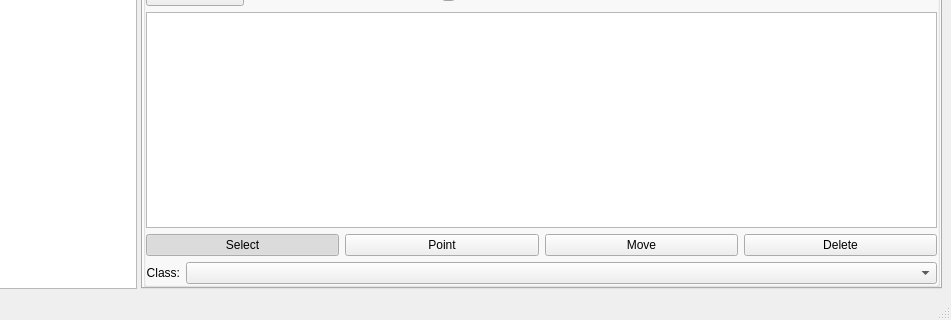
This is visionUI/mainwindow.ui in yquemener/OpenArmVision as Qt 5 draws it before an edit; both pictures show x 212 to 1163 and y 439 to 759 of the 1163 by 759 pixel window. The edited form follows.
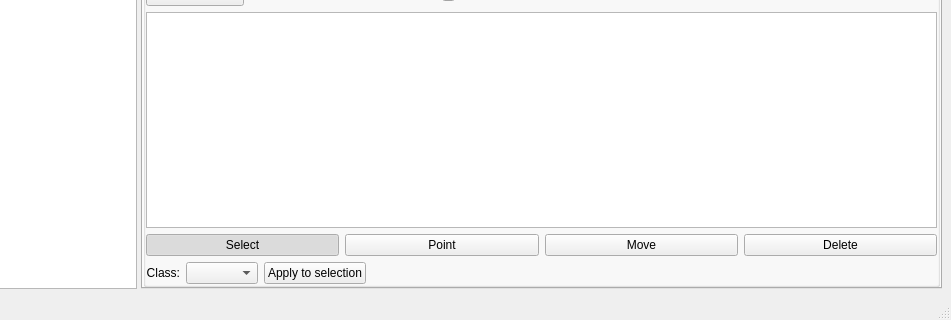
This is the edited form.

Commit message: - Dataset files creation is now operational - Training done on a notebook for now but will be easy to integrate

Diff of the .ui file:
```diff
--- a/visionUI/mainwindow.ui
+++ b/visionUI/mainwindow.ui
@@ -562,7 +562,40 @@
                </widget>
               </item>
               <item>
-               <widget class="QComboBox" name="comboROIclass"/>
+               <widget class="QComboBox" name="comboROIclass">
+                <property name="sizePolicy">
+                 <sizepolicy hsizetype="Preferred" vsizetype="Fixed">
+                  <horstretch>0</horstretch>
+                  <verstretch>0</verstretch>
+                 </sizepolicy>
+                </property>
+               </widget>
+              </item>
+              <item>
+               <widget class="QPushButton" name="changeClassButton">
+                <property name="sizePolicy">
+                 <sizepolicy hsizetype="Preferred" vsizetype="Fixed">
+                  <horstretch>0</horstretch>
+                  <verstretch>0</verstretch>
+                 </sizepolicy>
+                </property>
+                <property name="text">
+                 <string>Apply to selection</string>
+                </property>
+               </widget>
+              </item>
+              <item>
+               <spacer name="horizontalSpacer">
+                <property name="orientation">
+                 <enum>Qt::Horizontal</enum>
+                </property>
+                <property name="sizeHint" stdset="0">
+                 <size>
+                  <width>40</width>
+                  <height>20</height>
+                 </size>
+                </property>
+               </spacer>
               </item>
              </layout>
             </item>
```
The commit also changes 2 other files.
